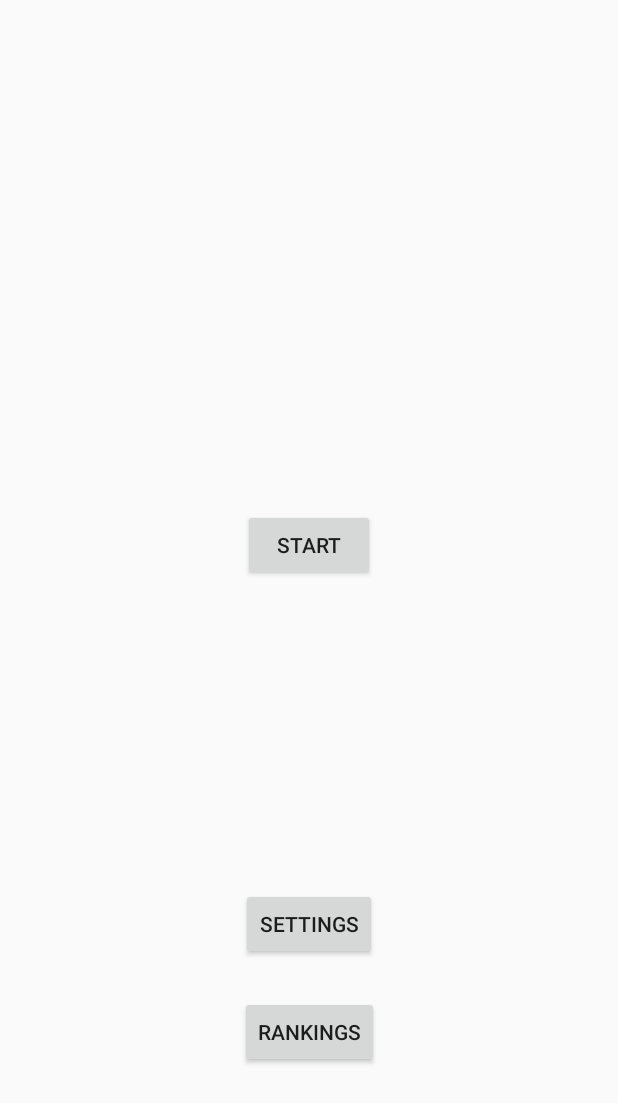
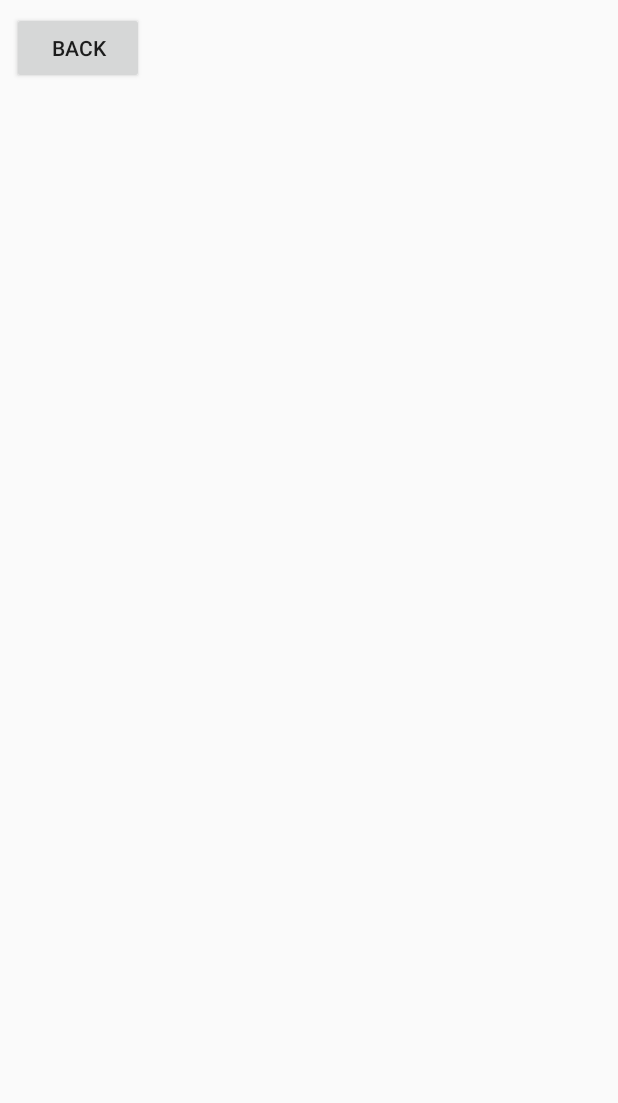
Before and after one commit to christiansy/Acnoride, an Android app: the layout settings.xml on its own in the app's theme, with its tools: preview values and no code run, on a phone screen of 412 x 824 dp. Shown: the top 1103 px of the screen. Run offline under Robolectric (Android 15) with nearby library versions, the phone set to English and light mode, and no system bars.

Commit message:
Landscape and Settings Button

```diff
--- a/app/src/main/AndroidManifest.xml
+++ b/app/src/main/AndroidManifest.xml
@@ -9,7 +9,9 @@
         android:roundIcon="@mipmap/ic_launcher_round"
         android:supportsRtl="true"
         android:theme="@style/AppTheme">
-        <activity android:name=".MainMenu">
+        <activity android:name=".MainMenu"
+            android:screenOrientation="landscape"
+            >
             <intent-filter>
                 <action android:name="android.intent.action.MAIN" />
 
--- a/app/src/main/java/com/example/christian/acnoride/MainMenu.java
+++ b/app/src/main/java/com/example/christian/acnoride/MainMenu.java
@@ -17,6 +17,6 @@ public class MainMenu extends AppCompatActivity {
     public void settings(View view){
         Intent startNewActivity = new Intent(this, Settings.class);
         startActivity(startNewActivity);
-        this.overridePendingTransition(0, 0);
+        //this.overridePendingTransition(0, 0);
     }
 }
--- a/app/src/main/res/layout/settings.xml
+++ b/app/src/main/res/layout/settings.xml
@@ -15,41 +15,10 @@
         android:layout_marginRight="8dp"
         android:layout_marginStart="8dp"
         android:layout_marginTop="8dp"
-        android:text="@string/start"
-        app:layout_constraintBottom_toTopOf="@+id/settings"
+        android:text="@string/back"
         app:layout_constraintEnd_toEndOf="parent"
+        app:layout_constraintHorizontal_bias="0.0"
         app:layout_constraintStart_toStartOf="parent"
-        app:layout_constraintTop_toTopOf="parent"
-        app:layout_constraintVertical_bias="0.618" />
-
-    <Button
-        android:id="@+id/settings"
-        android:layout_width="wrap_content"
-        android:layout_height="wrap_content"
-        android:layout_marginBottom="24dp"
-        android:layout_marginEnd="8dp"
-        android:layout_marginLeft="8dp"
-        android:layout_marginRight="8dp"
-        android:layout_marginStart="8dp"
-        android:text="@string/settings"
-        app:layout_constraintBottom_toTopOf="@+id/rankings"
-        app:layout_constraintEnd_toEndOf="parent"
-        app:layout_constraintHorizontal_bias="0.501"
-        app:layout_constraintStart_toStartOf="parent" />
-
-    <Button
-        android:id="@+id/rankings"
-        android:layout_width="wrap_content"
-        android:layout_height="wrap_content"
-        android:layout_marginBottom="112dp"
-        android:layout_marginEnd="8dp"
-        android:layout_marginLeft="8dp"
-        android:layout_marginRight="8dp"
-        android:layout_marginStart="8dp"
-        android:text="@string/ranks"
-        app:layout_constraintBottom_toBottomOf="parent"
-        app:layout_constraintEnd_toEndOf="parent"
-        app:layout_constraintHorizontal_bias="0.501"
-        app:layout_constraintStart_toStartOf="parent" />
+        app:layout_constraintTop_toTopOf="parent" />
 
 </android.support.constraint.ConstraintLayout>
--- a/app/src/main/res/values/strings.xml
+++ b/app/src/main/res/values/strings.xml
@@ -4,4 +4,7 @@
     <string name="start">Start</string>
     <string name="settings">Settings</string>
     <string name="ranks">Rankings</string>
+    <string name="back">Back</string>
+    <string name="pause">Pause</string>
+    <string name="pointsDisplay">Points</string>
 </resources>
```
Also changed, not shown: 1 other file.
